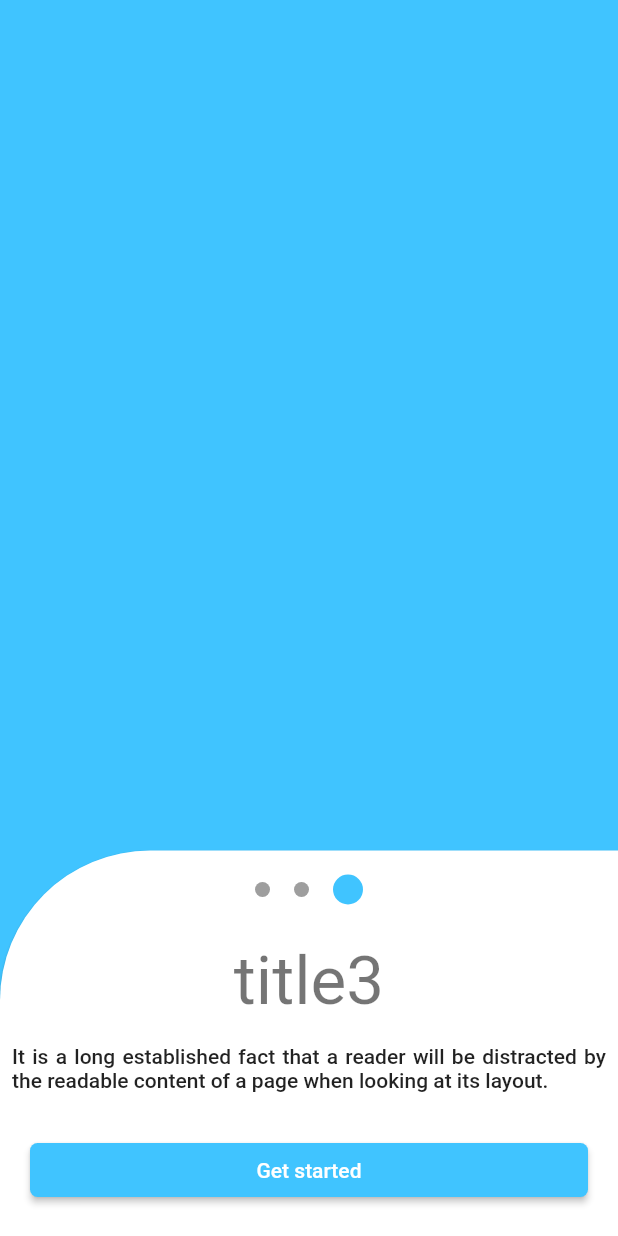
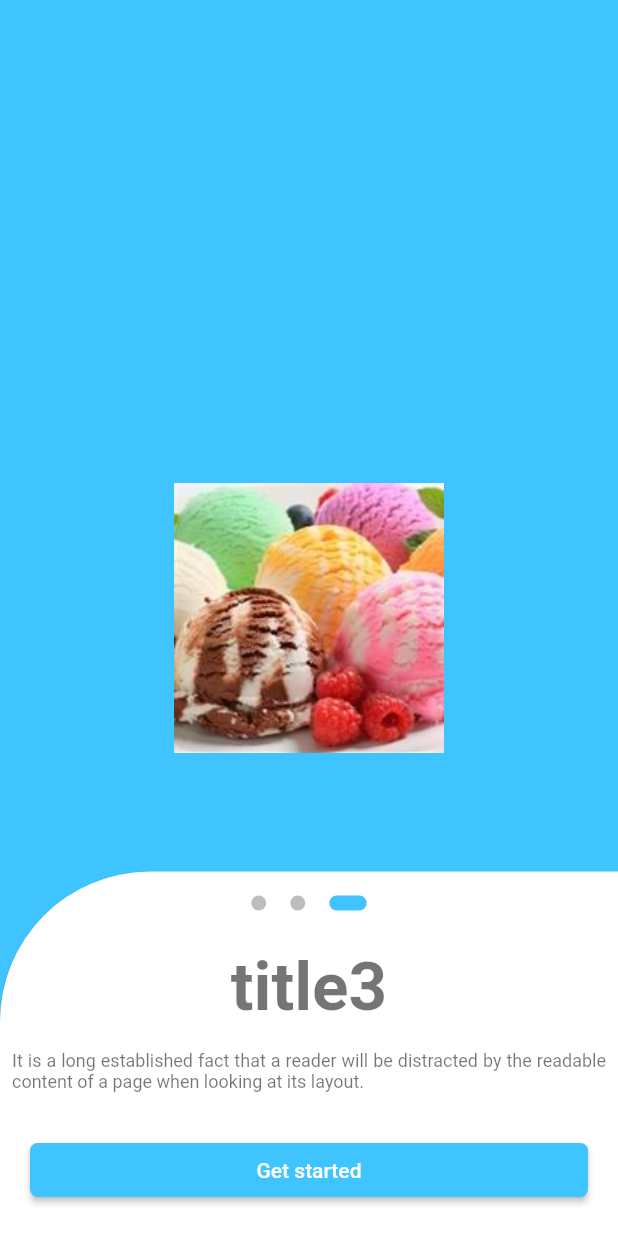
Before and after one commit to MahikaJainDev/onboarding-demo, a Flutter app: the Style3 screen opened directly, after a tap on "Skip Now", on a phone screen of 412 x 824 dp. Run offline on Flutter 3.47's test engine with Material 2 defaults, Android fonts, the light colour scheme and no system bars; drawn by our look-alikes of carousel_slider.

Commit message:
starting with onboarding screens

```diff
--- a/lib/style3.dart
+++ b/lib/style3.dart
@@ -37,14 +37,19 @@ class _Style3State extends State<Style3> {
               items: slideList.map((i) => Stack(
                 children: [
                   Container(
-                    color: i.color!,
+                    decoration: BoxDecoration(
+                      image: const DecorationImage(
+                        image: AssetImage('assets/images/images.jpeg')
+                      ),
+                      color: i.color!,
+                    ),
                   ),
                   Positioned(
                     right: 0,
                     left: 0,
                     bottom: 0,
                     child: Card(
-                      margin: EdgeInsets.all(0.0),
+                      margin: const EdgeInsets.all(0.0),
                       color: Colors.white,
                       shape: const RoundedRectangleBorder(
                         borderRadius: BorderRadius.only(
@@ -59,13 +64,16 @@ class _Style3State extends State<Style3> {
                               mainAxisAlignment: MainAxisAlignment.center,
                               children: [0,1,2].map((e) => Padding(
                                 padding: const EdgeInsets.all(8.0),
-                                child: SizedBox(
-                                  height: e==index ? 20 : 10,
-                                  width: e==index? 20 : 10,
+                                child: AnimatedContainer(
+                                  duration: const Duration(
+                                    milliseconds: 300
+                                  ),
+                                  height: 10,
+                                  width: e==index? 25.0 : 10.0,
                                   child: Container(
                                     decoration: BoxDecoration(
-                                      shape: BoxShape.circle,
-                                      color: e==index ? i.color : Colors.grey,
+                                        color: e==index ? slideList[e].color : Colors.grey[400],
+                                        borderRadius: BorderRadius.circular(8.0)
                                     ),
                                   ),
                                 ),
@@ -76,7 +84,9 @@ class _Style3State extends State<Style3> {
                             padding: const EdgeInsets.all(8.0),
                             child: Text(
                                 i.heading!,
-                                style: Theme.of(context).textTheme.headline3
+                                style: Theme.of(context).textTheme.headline3?.copyWith(
+                                    fontWeight: FontWeight.w600,
+                                )
                             ),
                           ),
                           Padding(
@@ -84,7 +94,7 @@ class _Style3State extends State<Style3> {
                             child: Text(
                               i.text!,
                               textAlign: TextAlign.justify,
-                              style: Theme.of(context).textTheme.bodyLarge,
+                              style: Theme.of(context).textTheme.caption,
                             ),
                           ),
                           index != 2 ? Padding(
@@ -93,21 +103,22 @@ class _Style3State extends State<Style3> {
                               children: [
                                 TextButton(
                                     onPressed: (){
-                                      controller.animateToPage(2, duration: Duration(milliseconds: 500));
+                                      controller.animateToPage(2, duration: const Duration(milliseconds: 500));
                                     },
                                     child: Text('Skip Now',
                                     style: Theme.of(context).textTheme.bodyLarge,
                                     )
                                 ),
-                                Spacer(),
+                                const Spacer(),
                                 FloatingActionButton(
                                   backgroundColor: i.color,
                                   onPressed: (){
-                                    controller.nextPage(duration: Duration(milliseconds: 500));
+                                    controller.nextPage(duration: const Duration(milliseconds: 500));
                                   },
-                                  child: Icon(
+                                  child: const Icon(
                                     Icons.navigate_next_rounded,
                                     color: Colors.white,
+                                    size: 30,
                                   ),
                                 ),
                               ],
```
Also changed, not shown: assets/images/images.jpeg (added).
